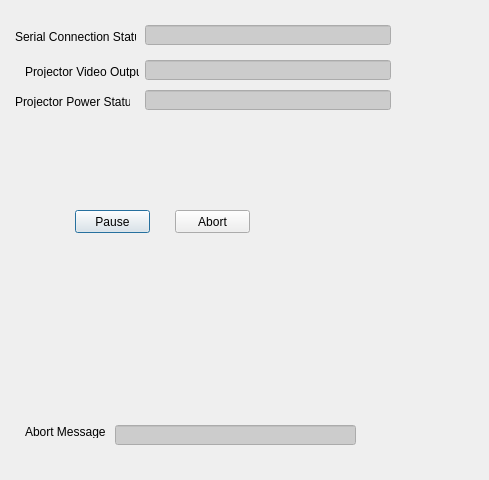
Old version of the form B9Creator/b9print.ui in the repository B9Creations/B9Creator.
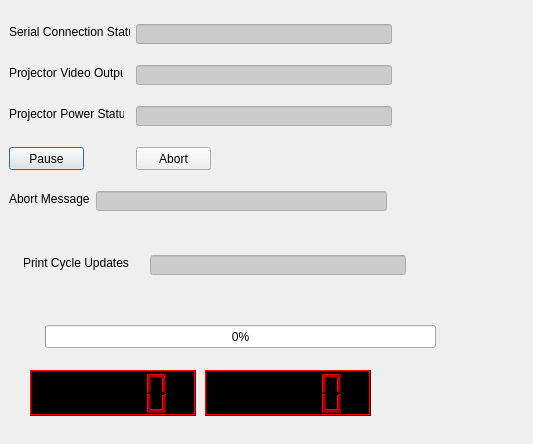
New version of the form.

Commit message: Print cycle work

```diff
--- a/B9Creator/b9print.ui
+++ b/B9Creator/b9print.ui
@@ -6,20 +6,57 @@
    <rect>
     <x>0</x>
     <y>0</y>
-    <width>489</width>
-    <height>480</height>
+    <width>533</width>
+    <height>444</height>
    </rect>
   </property>
+  <property name="palette">
+   <palette>
+    <active>
+     <colorrole role="Light">
+      <brush brushstyle="SolidPattern">
+       <color alpha="255">
+        <red>255</red>
+        <green>0</green>
+        <blue>0</blue>
+       </color>
+      </brush>
+     </colorrole>
+    </active>
+    <inactive>
+     <colorrole role="Light">
+      <brush brushstyle="SolidPattern">
+       <color alpha="255">
+        <red>255</red>
+        <green>0</green>
+        <blue>0</blue>
+       </color>
+      </brush>
+     </colorrole>
+    </inactive>
+    <disabled>
+     <colorrole role="Light">
+      <brush brushstyle="SolidPattern">
+       <color alpha="255">
+        <red>255</red>
+        <green>0</green>
+        <blue>0</blue>
+       </color>
+      </brush>
+     </colorrole>
+    </disabled>
+   </palette>
+  </property>
   <property name="windowTitle">
    <string>Dialog</string>
   </property>
   <widget class="QLabel" name="label">
    <property name="geometry">
     <rect>
-     <x>15</x>
-     <y>30</y>
+     <x>9</x>
+     <y>24</y>
      <width>121</width>
-     <height>13</height>
+     <height>16</height>
     </rect>
    </property>
    <property name="text">
@@ -29,9 +66,9 @@
   <widget class="QLineEdit" name="lineEditSerialStatus">
    <property name="geometry">
     <rect>
-     <x>145</x>
-     <y>25</y>
-     <width>246</width>
+     <x>136</x>
+     <y>24</y>
+     <width>256</width>
      <height>20</height>
     </rect>
    </property>
@@ -106,10 +143,10 @@
   <widget class="QLabel" name="label_2">
    <property name="geometry">
     <rect>
-     <x>25</x>
+     <x>9</x>
      <y>65</y>
      <width>114</width>
-     <height>13</height>
+     <height>16</height>
     </rect>
    </property>
    <property name="text">
@@ -119,9 +156,9 @@
   <widget class="QLineEdit" name="lineEditProjectorOutput">
    <property name="geometry">
     <rect>
-     <x>145</x>
-     <y>60</y>
-     <width>246</width>
+     <x>136</x>
+     <y>65</y>
+     <width>256</width>
      <height>20</height>
     </rect>
    </property>
@@ -196,10 +233,10 @@
   <widget class="QLabel" name="label_3">
    <property name="geometry">
     <rect>
-     <x>25</x>
-     <y>425</y>
+     <x>9</x>
+     <y>191</y>
      <width>81</width>
-     <height>13</height>
+     <height>16</height>
     </rect>
    </property>
    <property name="text">
@@ -209,9 +246,9 @@
   <widget class="QLineEdit" name="lineEditAbortMsgs">
    <property name="geometry">
     <rect>
-     <x>115</x>
-     <y>425</y>
-     <width>241</width>
+     <x>96</x>
+     <y>191</y>
+     <width>291</width>
      <height>20</height>
     </rect>
    </property>
@@ -286,10 +323,10 @@
   <widget class="QLabel" name="label_4">
    <property name="geometry">
     <rect>
-     <x>15</x>
-     <y>95</y>
+     <x>9</x>
+     <y>106</y>
      <width>115</width>
-     <height>13</height>
+     <height>16</height>
     </rect>
    </property>
    <property name="text">
@@ -299,9 +336,9 @@
   <widget class="QLineEdit" name="lineEditProjectorStatus">
    <property name="geometry">
     <rect>
-     <x>145</x>
-     <y>90</y>
-     <width>246</width>
+     <x>136</x>
+     <y>106</y>
+     <width>256</width>
      <height>20</height>
     </rect>
    </property>
@@ -376,8 +413,8 @@
   <widget class="QPushButton" name="pushButtonPauseResume">
    <property name="geometry">
     <rect>
-     <x>75</x>
-     <y>210</y>
+     <x>9</x>
+     <y>147</y>
      <width>75</width>
      <height>23</height>
     </rect>
@@ -389,8 +426,8 @@
   <widget class="QPushButton" name="pushButtonAbort">
    <property name="geometry">
     <rect>
-     <x>175</x>
-     <y>210</y>
+     <x>136</x>
+     <y>147</y>
      <width>75</width>
      <height>23</height>
     </rect>
@@ -399,6 +436,500 @@
     <string>Abort</string>
    </property>
   </widget>
+  <widget class="QLabel" name="label_5">
+   <property name="geometry">
+    <rect>
+     <x>23</x>
+     <y>255</y>
+     <width>115</width>
+     <height>16</height>
+    </rect>
+   </property>
+   <property name="text">
+    <string>Print Cycle Updates</string>
+   </property>
+  </widget>
+  <widget class="QLineEdit" name="lineEditPrintCycleUpdates">
+   <property name="geometry">
+    <rect>
+     <x>150</x>
+     <y>255</y>
+     <width>256</width>
+     <height>20</height>
+    </rect>
+   </property>
+   <property name="palette">
+    <palette>
+     <active>
+      <colorrole role="Text">
+       <brush brushstyle="SolidPattern">
+        <color alpha="255">
+         <red>0</red>
+         <green>0</green>
+         <blue>127</blue>
+        </color>
+       </brush>
+      </colorrole>
+      <colorrole role="Base">
+       <brush brushstyle="SolidPattern">
+        <color alpha="255">
+         <red>204</red>
+         <green>204</green>
+         <blue>204</blue>
+        </color>
+       </brush>
+      </colorrole>
+     </active>
+     <inactive>
+      <colorrole role="Text">
+       <brush brushstyle="SolidPattern">
+        <color alpha="255">
+         <red>0</red>
+         <green>0</green>
+         <blue>127</blue>
+        </color>
+       </brush>
+      </colorrole>
+      <colorrole role="Base">
+       <brush brushstyle="SolidPattern">
+        <color alpha="255">
+         <red>204</red>
+         <green>204</green>
+         <blue>204</blue>
+        </color>
+       </brush>
+      </colorrole>
+     </inactive>
+     <disabled>
+      <colorrole role="Text">
+       <brush brushstyle="SolidPattern">
+        <color alpha="255">
+         <red>120</red>
+         <green>120</green>
+         <blue>120</blue>
+        </color>
+       </brush>
+      </colorrole>
+      <colorrole role="Base">
+       <brush brushstyle="SolidPattern">
+        <color alpha="255">
+         <red>240</red>
+         <green>240</green>
+         <blue>240</blue>
+        </color>
+       </brush>
+      </colorrole>
+     </disabled>
+    </palette>
+   </property>
+   <property name="readOnly">
+    <bool>true</bool>
+   </property>
+  </widget>
+  <widget class="QProgressBar" name="progressBarPrintProgress">
+   <property name="geometry">
+    <rect>
+     <x>45</x>
+     <y>325</y>
+     <width>391</width>
+     <height>23</height>
+    </rect>
+   </property>
+   <property name="value">
+    <number>0</number>
+   </property>
+   <property name="textVisible">
+    <bool>true</bool>
+   </property>
+  </widget>
+  <widget class="QLCDNumber" name="lcdNumberTime">
+   <property name="geometry">
+    <rect>
+     <x>205</x>
+     <y>370</y>
+     <width>166</width>
+     <height>46</height>
+    </rect>
+   </property>
+   <property name="palette">
+    <palette>
+     <active>
+      <colorrole role="WindowText">
+       <brush brushstyle="SolidPattern">
+        <color alpha="255">
+         <red>170</red>
+         <green>0</green>
+         <blue>0</blue>
+        </color>
+       </brush>
+      </colorrole>
+      <colorrole role="Dark">
+       <brush brushstyle="SolidPattern">
+        <color alpha="255">
+         <red>103</red>
+         <green>0</green>
+         <blue>0</blue>
+        </color>
+       </brush>
+      </colorrole>
+      <colorrole role="Text">
+       <brush brushstyle="SolidPattern">
+        <color alpha="255">
+         <red>0</red>
+         <green>0</green>
+         <blue>0</blue>
+        </color>
+       </brush>
+      </colorrole>
+      <colorrole role="ButtonText">
+       <brush brushstyle="SolidPattern">
+        <color alpha="255">
+         <red>0</red>
+         <green>0</green>
+         <blue>0</blue>
+        </color>
+       </brush>
+      </colorrole>
+      <colorrole role="Base">
+       <brush brushstyle="SolidPattern">
+        <color alpha="255">
+         <red>255</red>
+         <green>255</green>
+         <blue>255</blue>
+        </color>
+       </brush>
+      </colorrole>
+      <colorrole role="Window">
+       <brush brushstyle="SolidPattern">
+        <color alpha="255">
+         <red>0</red>
+         <green>0</green>
+         <blue>0</blue>
+        </color>
+       </brush>
+      </colorrole>
+     </active>
+     <inactive>
+      <colorrole role="WindowText">
+       <brush brushstyle="SolidPattern">
+        <color alpha="255">
+         <red>170</red>
+         <green>0</green>
+         <blue>0</blue>
+        </color>
+       </brush>
+      </colorrole>
+      <colorrole role="Dark">
+       <brush brushstyle="SolidPattern">
+        <color alpha="255">
+         <red>103</red>
+         <green>0</green>
+         <blue>0</blue>
+        </color>
+       </brush>
+      </colorrole>
+      <colorrole role="Text">
+       <brush brushstyle="SolidPattern">
+        <color alpha="255">
+         <red>0</red>
+         <green>0</green>
+         <blue>0</blue>
+        </color>
+       </brush>
+      </colorrole>
+      <colorrole role="ButtonText">
+       <brush brushstyle="SolidPattern">
+        <color alpha="255">
+         <red>0</red>
+         <green>0</green>
+         <blue>0</blue>
+        </color>
+       </brush>
+      </colorrole>
+      <colorrole role="Base">
+       <brush brushstyle="SolidPattern">
+        <color alpha="255">
+         <red>255</red>
+         <green>255</green>
+         <blue>255</blue>
+        </color>
+       </brush>
+      </colorrole>
+      <colorrole role="Window">
+       <brush brushstyle="SolidPattern">
+        <color alpha="255">
+         <red>0</red>
+         <green>0</green>
+         <blue>0</blue>
+        </color>
+       </brush>
+      </colorrole>
+     </inactive>
+     <disabled>
+      <colorrole role="WindowText">
+       <brush brushstyle="SolidPattern">
+        <color alpha="255">
+         <red>103</red>
+         <green>0</green>
+         <blue>0</blue>
+        </color>
+       </brush>
+      </colorrole>
+      <colorrole role="Dark">
+       <brush brushstyle="SolidPattern">
+        <color alpha="255">
+         <red>103</red>
+         <green>0</green>
+         <blue>0</blue>
+        </color>
+       </brush>
+      </colorrole>
+      <colorrole role="Text">
+       <brush brushstyle="SolidPattern">
+        <color alpha="255">
+         <red>103</red>
+         <green>0</green>
+         <blue>0</blue>
+        </color>
+       </brush>
+      </colorrole>
+      <colorrole role="ButtonText">
+       <brush brushstyle="SolidPattern">
+        <color alpha="255">
+         <red>103</red>
+         <green>0</green>
+         <blue>0</blue>
+        </color>
+       </brush>
+      </colorrole>
+      <colorrole role="Base">
+       <brush brushstyle="SolidPattern">
+        <color alpha="255">
+         <red>0</red>
+         <green>0</green>
+         <blue>0</blue>
+        </color>
+       </brush>
+      </colorrole>
+      <colorrole role="Window">
+       <brush brushstyle="SolidPattern">
+        <color alpha="255">
+         <red>0</red>
+         <green>0</green>
+         <blue>0</blue>
+        </color>
+       </brush>
+      </colorrole>
+     </disabled>
+    </palette>
+   </property>
+   <property name="autoFillBackground">
+    <bool>true</bool>
+   </property>
+   <property name="smallDecimalPoint">
+    <bool>false</bool>
+   </property>
+   <property name="segmentStyle">
+    <enum>QLCDNumber::Filled</enum>
+   </property>
+   <property name="value" stdset="0">
+    <double>0.000000000000000</double>
+   </property>
+  </widget>
+  <widget class="QLCDNumber" name="lcdNumberTimeRemaining">
+   <property name="geometry">
+    <rect>
+     <x>30</x>
+     <y>370</y>
+     <width>166</width>
+     <height>46</height>
+    </rect>
+   </property>
+   <property name="palette">
+    <palette>
+     <active>
+      <colorrole role="WindowText">
+       <brush brushstyle="SolidPattern">
+        <color alpha="255">
+         <red>170</red>
+         <green>0</green>
+         <blue>0</blue>
+        </color>
+       </brush>
+      </colorrole>
+      <colorrole role="Dark">
+       <brush brushstyle="SolidPattern">
+        <color alpha="255">
+         <red>103</red>
+         <green>0</green>
+         <blue>0</blue>
+        </color>
+       </brush>
+      </colorrole>
+      <colorrole role="Text">
+       <brush brushstyle="SolidPattern">
+        <color alpha="255">
+         <red>0</red>
+         <green>0</green>
+         <blue>0</blue>
+        </color>
+       </brush>
+      </colorrole>
+      <colorrole role="ButtonText">
+       <brush brushstyle="SolidPattern">
+        <color alpha="255">
+         <red>0</red>
+         <green>0</green>
+         <blue>0</blue>
+        </color>
+       </brush>
+      </colorrole>
+      <colorrole role="Base">
+       <brush brushstyle="SolidPattern">
+        <color alpha="255">
+         <red>255</red>
+         <green>255</green>
+         <blue>255</blue>
+        </color>
+       </brush>
+      </colorrole>
+      <colorrole role="Window">
+       <brush brushstyle="SolidPattern">
+        <color alpha="255">
+         <red>0</red>
+         <green>0</green>
+         <blue>0</blue>
+        </color>
+       </brush>
+      </colorrole>
+     </active>
+     <inactive>
+      <colorrole role="WindowText">
+       <brush brushstyle="SolidPattern">
+        <color alpha="255">
+         <red>170</red>
+         <green>0</green>
+         <blue>0</blue>
+        </color>
+       </brush>
+      </colorrole>
+      <colorrole role="Dark">
+       <brush brushstyle="SolidPattern">
+        <color alpha="255">
+         <red>103</red>
+         <green>0</green>
+         <blue>0</blue>
+        </color>
+       </brush>
+      </colorrole>
+      <colorrole role="Text">
+       <brush brushstyle="SolidPattern">
+        <color alpha="255">
+         <red>0</red>
+         <green>0</green>
+         <blue>0</blue>
+        </color>
+       </brush>
+      </colorrole>
+      <colorrole role="ButtonText">
+       <brush brushstyle="SolidPattern">
+        <color alpha="255">
+         <red>0</red>
+         <green>0</green>
+         <blue>0</blue>
+        </color>
+       </brush>
+      </colorrole>
+      <colorrole role="Base">
+       <brush brushstyle="SolidPattern">
+        <color alpha="255">
+         <red>255</red>
+         <green>255</green>
+         <blue>255</blue>
+        </color>
+       </brush>
+      </colorrole>
+      <colorrole role="Window">
+       <brush brushstyle="SolidPattern">
+        <color alpha="255">
+         <red>0</red>
+         <green>0</green>
+         <blue>0</blue>
+        </color>
+       </brush>
+      </colorrole>
+     </inactive>
+     <disabled>
+      <colorrole role="WindowText">
+       <brush brushstyle="SolidPattern">
+        <color alpha="255">
+         <red>103</red>
+         <green>0</green>
+         <blue>0</blue>
+        </color>
+       </brush>
+      </colorrole>
+      <colorrole role="Dark">
+       <brush brushstyle="SolidPattern">
+        <color alpha="255">
+         <red>103</red>
+         <green>0</green>
+         <blue>0</blue>
+        </color>
+       </brush>
+      </colorrole>
+      <colorrole role="Text">
+       <brush brushstyle="SolidPattern">
+        <color alpha="255">
+         <red>103</red>
+         <green>0</green>
+         <blue>0</blue>
+        </color>
+       </brush>
+      </colorrole>
+      <colorrole role="ButtonText">
+       <brush brushstyle="SolidPattern">
+        <color alpha="255">
+         <red>103</red>
+         <green>0</green>
+         <blue>0</blue>
+        </color>
+       </brush>
+      </colorrole>
+      <colorrole role="Base">
+       <brush brushstyle="SolidPattern">
+        <color alpha="255">
+         <red>0</red>
+         <green>0</green>
+         <blue>0</blue>
+        </color>
+       </brush>
+      </colorrole>
+      <colorrole role="Window">
+       <brush brushstyle="SolidPattern">
+        <color alpha="255">
+         <red>0</red>
+         <green>0</green>
+         <blue>0</blue>
+        </color>
+       </brush>
+      </colorrole>
+     </disabled>
+    </palette>
+   </property>
+   <property name="autoFillBackground">
+    <bool>true</bool>
+   </property>
+   <property name="smallDecimalPoint">
+    <bool>false</bool>
+   </property>
+   <property name="segmentStyle">
+    <enum>QLCDNumber::Filled</enum>
+   </property>
+   <property name="value" stdset="0">
+    <double>0.000000000000000</double>
+   </property>
+  </widget>
  </widget>
  <resources/>
  <connections/>
```
The commit also changes 7 other files.
